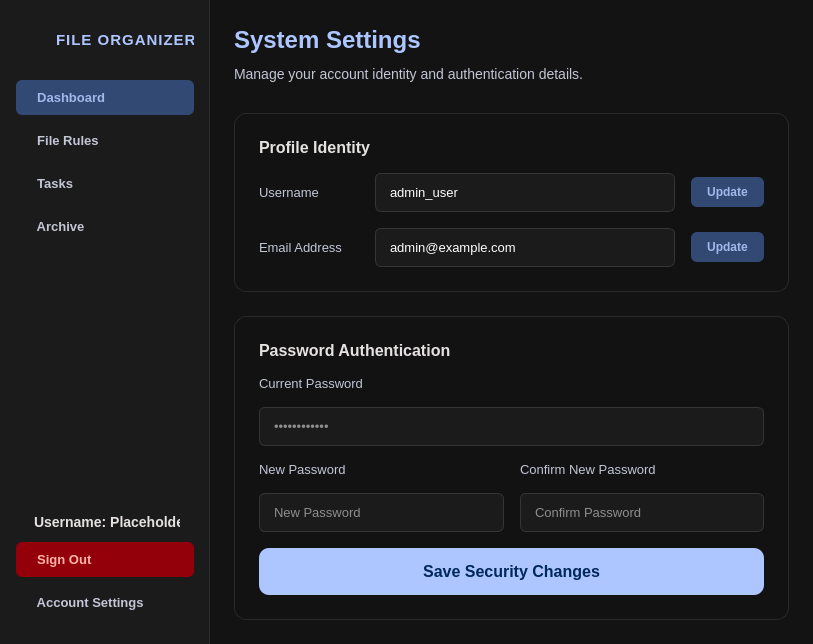
Before: the Qt Designer form main.ui in 2012hhh2012/File-Organizer, drawn with Qt 5.
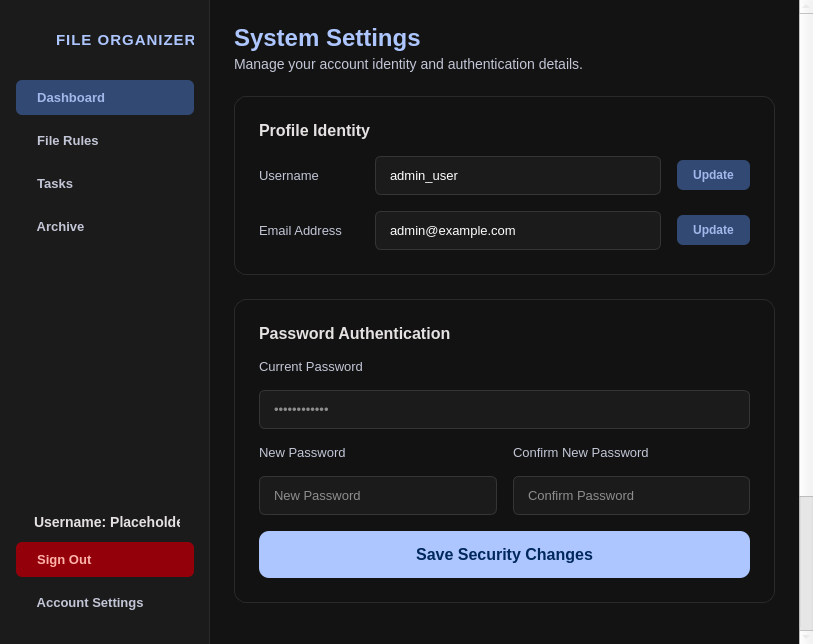
After: the same form once the commit is applied. The open tabs and pages were chosen to show the change. Icons and pictures are not drawn.

Diff of the .ui file:
```diff
--- a/main.ui
+++ b/main.ui
@@ -303,7 +303,8 @@
     background-color: #1c1b1b; color: #8c909f; padding: 10px 6px; border: none; border-bottom: 1px solid #2a2a2a; font-weight: bold; font-size: 12px; text-align: left;
 }
 
-QPushButton#btn_delete_rule_full {
+/* Remove button on full rules page */
+QPushButton#btn_remove_rule_full {
     background-color: #2a2a2a;
     color: #ffb4ab;
     border: 1px solid #93000a;
@@ -315,6 +316,24 @@
     color: #ffffff;
 }
 
+/* Danger Zone - Delete Account button */
+QPushButton#btn_delete_account {
+    background-color: #93000a;
+    color: #ffb4ab;
+    border: 1px solid #93000a;
+    padding: 12px 24px;
+    font-size: 14px;
+    font-weight: bold;
+    border-radius: 6px;
+}
+QPushButton#btn_delete_account:hover {
+    background-color: #ffb4ab;
+    color: #690005;
+}
+QPushButton#btn_delete_account:pressed {
+    background-color: #ffdad6;
+}
+
 /* Checkbox */
 QCheckBox { font-size: 12px; spacing: 8px; }
 QCheckBox::indicator { width: 16px; height: 16px; border-radius: 4px; border: 1px solid #8c909f; background: #131313; }
@@ -2078,6 +2097,41 @@
           <widget class="QWidget" name="settings_view">
            <layout class="QVBoxLayout" name="verticalLayout_settings_page">
             <property name="spacing">
+   <number>0</number>
+  </property>
+  <property name="leftMargin">
+   <number>0</number>
+  </property>
+  <property name="topMargin">
+   <number>0</number>
+  </property>
+  <property name="rightMargin">
+   <number>0</number>
+  </property>
+  <property name="bottomMargin">
+   <number>0</number>
+  </property>
+  <item>
+   <widget class="QScrollArea" name="scrollArea_settings">
+    <property name="styleSheet">
+  <string>QScrollArea { background-color: transparent; border: none; }
+QScrollArea::viewport { background-color: transparent; }
+QWidget#scrollAreaWidgetContents { background-color: transparent; }</string>
+ </property>
+    <property name="widgetResizable">
+     <bool>true</bool>
+    </property>
+    <widget class="QWidget" name="scrollAreaWidgetContents">
+     <property name="geometry">
+      <rect>
+       <x>0</x>
+       <y>0</y>
+       <width>780</width>
+       <height>800</height>
+      </rect>
+     </property>
+     <layout class="QVBoxLayout" name="verticalLayout_scroll_content">
+      <property name="spacing">
              <number>24</number>
             </property>
             <property name="leftMargin">
@@ -2092,6 +2146,8 @@
             <property name="bottomMargin">
              <number>24</number>
             </property>
+
+      <!-- Header -->
             <item>
              <layout class="QVBoxLayout" name="settingsHeader">
               <property name="spacing">
@@ -2113,6 +2169,8 @@
               </item>
              </layout>
             </item>
+
+      <!-- Card 1: Profile Identity -->
             <item>
              <widget class="QFrame" name="card_settings_profile">
               <layout class="QVBoxLayout" name="verticalLayout_profile_card">
@@ -2215,6 +2273,8 @@
               </layout>
              </widget>
             </item>
+
+      <!-- Card 2: Password Authentication -->
             <item>
              <widget class="QFrame" name="card_settings_password">
               <layout class="QVBoxLayout" name="verticalLayout_password_card">
@@ -2318,6 +2378,85 @@
                 </widget>
                </item>
               </layout>
+       </widget>
+      </item>
+
+      <!-- Card 3: Danger Zone -->
+      <item>
+       <widget class="QFrame" name="card_danger_zone">
+        <property name="styleSheet">
+         <string>border-color: #93000a;</string>
+        </property>
+        <layout class="QVBoxLayout" name="verticalLayout_danger">
+         <property name="spacing">
+          <number>16</number>
+         </property>
+         <property name="leftMargin">
+          <number>24</number>
+         </property>
+         <property name="topMargin">
+          <number>24</number>
+         </property>
+         <property name="rightMargin">
+          <number>24</number>
+         </property>
+         <property name="bottomMargin">
+          <number>24</number>
+         </property>
+         <item>
+          <widget class="QLabel" name="lbl_danger_title">
+           <property name="text">
+            <string>Danger Zone</string>
+           </property>
+           <property name="styleSheet">
+            <string>font-size: 16px; font-weight: bold; color: #ffb4ab;</string>
+           </property>
+          </widget>
+         </item>
+         <item>
+          <widget class="QLabel" name="lbl_danger_sub">
+           <property name="text">
+            <string>Once you delete your account, all your rules and settings will be permanently removed. This action cannot be undone.</string>
+           </property>
+           <property name="wordWrap">
+            <bool>true</bool>
+           </property>
+           <property name="styleSheet">
+            <string>font-size: 13px; color: #c2c6d6;</string>
+           </property>
+          </widget>
+         </item>
+         <item>
+          <widget class="QPushButton" name="btn_delete_account">
+           <property name="text">
+            <string>Delete My Account</string>
+           </property>
+           <property name="cursor">
+            <cursorShape>PointingHandCursor</cursorShape>
+           </property>
+          </widget>
+         </item>
+        </layout>
+       </widget>
+      </item>
+
+      <!-- Bottom spacer -->
+      <item>
+       <spacer name="settingsBottomSpacer">
+        <property name="orientation">
+         <enum>Qt::Vertical</enum>
+        </property>
+        <property name="sizeHint" stdset="0">
+         <size>
+          <width>0</width>
+          <height>0</height>
+         </size>
+        </property>
+       </spacer>
+      </item>
+
+     </layout>
+    </widget>
              </widget>
             </item>
            </layout>
```
Left out of the diff: 10 changed lines with no effect on the pictures. Lines whose indentation alone changed are shown as unchanged.
